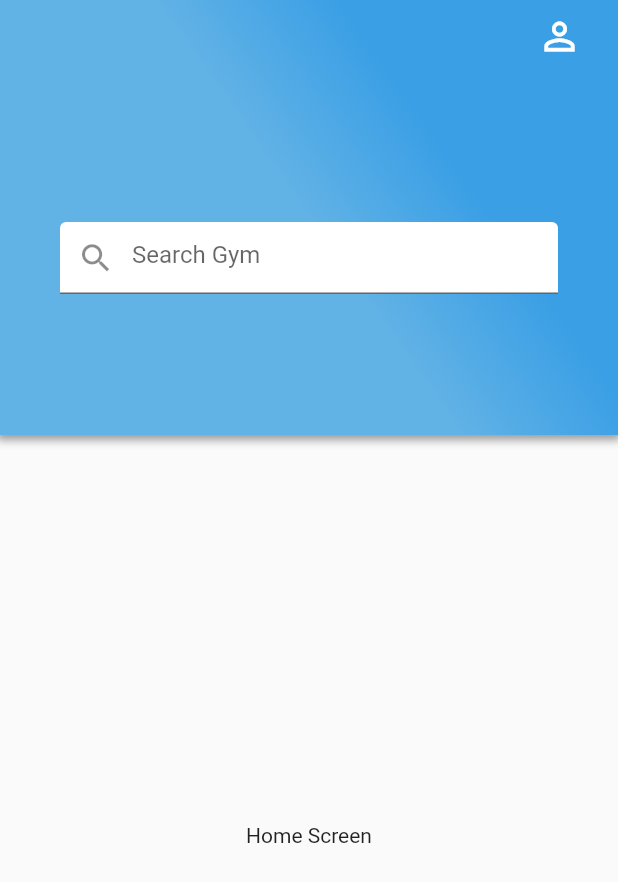
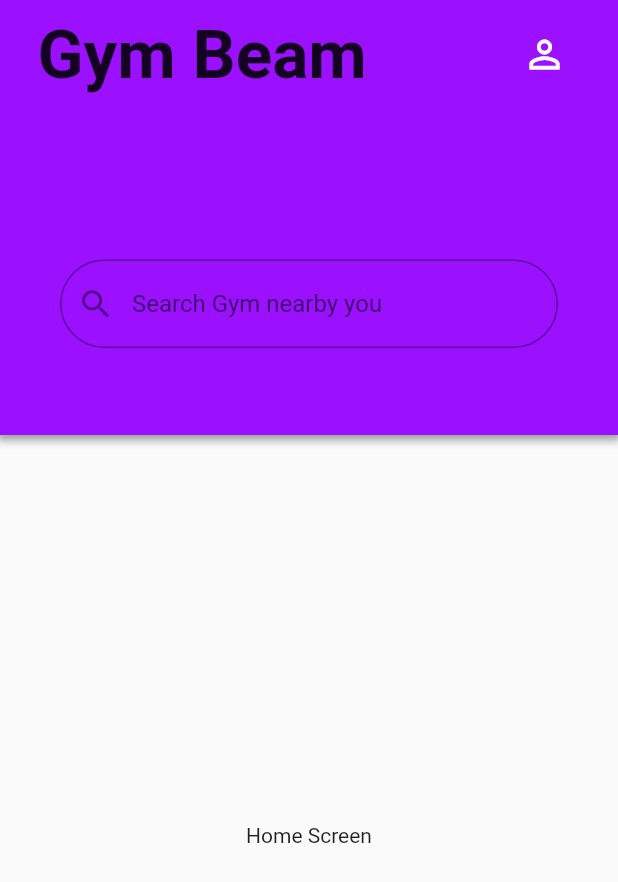
Before and after one commit to xlreon/gymBeam, a Flutter app: the HomeScreen screen opened directly, on a phone screen of 412 x 824 dp. Shown: the top 882 px of the screen. Run offline on Flutter 3.47's test engine with Material 2 defaults, Android fonts, the phone set to English and light mode, and no system bars.

Commit message:
Home Screen Banner done

```diff
--- a/lib/components/homeBanner.dart
+++ b/lib/components/homeBanner.dart
@@ -33,21 +33,24 @@ class BannerState extends State<BannerComponent> {
         fit: StackFit.expand,
         children: <Widget>[
           // linear gradient
-          new Container(
-            height: headerHeight,
-            decoration: new BoxDecoration(
-              gradient: new LinearGradient(
-                  colors: <Color>[ //7928D1
-                    const Color.fromRGBO(58, 159, 229, 1.0), const Color.fromRGBO(97, 178, 229, 1.0)],
-                  stops: <double>[0.3, 0.5],
-                  begin: Alignment.topRight, end: Alignment.bottomLeft
-              ),
-            ),
-          ),
-          // radial gradient
-          new CustomPaint(
-            painter: new HeaderGradientPainter(),
-          ),
+          // new Container(
+          //   height: headerHeight,
+          //   decoration: new BoxDecoration(
+          //     gradient: new LinearGradient(
+          //         colors: <Color>[ //7928D1
+          //           const Color.fromRGBO(58, 159, 229, 1.0), const Color.fromRGBO(97, 178, 229, 1.0)],
+          //         stops: <double>[0.3, 0.5],
+          //         begin: Alignment.topRight, end: Alignment.bottomLeft
+          //     ),
+          //   ),
+          // ),
+          // // radial gradient
+          // new CustomPaint(
+          //   painter: new HeaderGradientPainter(),
+          // ),
+          // new Container(
+          //   child: new Image.asset("assets/images/1.jpg"),
+          // ),
           new Padding(
             padding: new EdgeInsets.only(
                 top: topPadding, left: 15.0, right: 15.0, bottom: 20.0),
@@ -55,18 +58,22 @@ class BannerState extends State<BannerComponent> {
               mainAxisAlignment: MainAxisAlignment.start,
               crossAxisAlignment: CrossAxisAlignment.start,
               children: <Widget>[
-                _buildBellIcon(),
+                _buildProfileIcon(),
                 new Padding(
                   padding: new EdgeInsets.only(
-                top: 100.0, left: 25.0, right: 25.0, bottom: 0.0),
+                  top: 110.0, left: 25.0, right: 25.0, bottom: 0.0),
                   child: new TextField(
                     controller:  _textController,
                     decoration: new InputDecoration(
-                hintText: "Search Gym",
-                filled: true,
-                fillColor: Colors.white,
-                prefixIcon: new Icon(Icons.search,size: 25.0),
-                border: new UnderlineInputBorder()
+                      hintText: "Search Gym nearby you",
+                      prefixIcon: new IconButton(
+                        icon: new Icon(Icons.search),
+                        onPressed: () { },
+                        iconSize: 25.0,
+                      ),
+                      border: new OutlineInputBorder(borderRadius: const BorderRadius.all(const Radius.circular(30.0))),
+                      // filled: true,
+                      // fillColor: Colors.white,
                     ),
                   ),
                 ),
@@ -79,15 +86,34 @@ class BannerState extends State<BannerComponent> {
   }
 
   /// Build the bell icon at the top right corner of the header
-  Widget _buildBellIcon() {
+  Widget _buildProfileIcon() {
     return new Row(
-      mainAxisAlignment: MainAxisAlignment.end,
-      crossAxisAlignment: CrossAxisAlignment.start,
+      // mainAxisAlignment: MainAxisAlignment.start,
+      // crossAxisAlignment: CrossAxisAlignment.start,
       children: <Widget>[
-        new IconButton(
+        // margin: new EdgeInsets.only(right: 10.0),
+        // alignment: AlignmentDirectional.topEnd,
+        new Expanded(
+          child: new Container(
+            // alignment: AlignmentDirectional.topStart,
+            margin: new EdgeInsets.only(top: 10.0, left: 10.0),
+            child: new Text("Gym Beam",style: new TextStyle(
+              // fontStyle: FontStyle.italic,
+              // decorationStyle: TextDecorationStyle.wavy,
+              // color: Colors.grey,
+              fontWeight: FontWeight.bold,
+              fontSize: 45.0),
+            ),
+          ),
+        ),
+        new Container(
+          margin: new EdgeInsets.only(top: 10.0, right: 10.0),
+          alignment: AlignmentDirectional.topEnd,
+          child:new IconButton(
             icon: new Icon(
               Icons.perm_identity, color: Colors.white, size: 30.0,),
-            onPressed: () => Navigator.of(context).pushNamed('/profile')),
+            onPressed: () => Navigator.of(context).pushNamed('/profile'))
+        ),
       ],
     );
   }
--- a/lib/screens/homeScreen.dart
+++ b/lib/screens/homeScreen.dart
@@ -11,6 +11,7 @@ class HomeScreenState extends State<HomeScreen> {
   Widget build(BuildContext context) {
     return new Scaffold(
       body: new Container(
+        child: new Scrollbar(
           child: new Column(
             children: <Widget>[
               new BannerComponent(),
@@ -22,6 +23,7 @@ class HomeScreenState extends State<HomeScreen> {
             ],
           )
         ),
+      ),
     );
   }
 }
--- a/lib/screens/searchScreen.dart
+++ b/lib/screens/searchScreen.dart
@@ -1,5 +1,4 @@
 import 'package:flutter/material.dart';
-import '../components/banner.dart';
 class SearchScreen extends StatefulWidget {
   @override
   SearchScreenState createState() => new SearchScreenState();
@@ -12,7 +11,6 @@ class SearchScreenState extends State<SearchScreen> {
       body: new Container(
         child: new Column(
           children: <Widget>[
-            new BannerComponent(),
             new Flexible(
               child: new Center(
                 child: new Text("Search Screen"),
```
Lines whose indentation alone changed are shown as unchanged.
